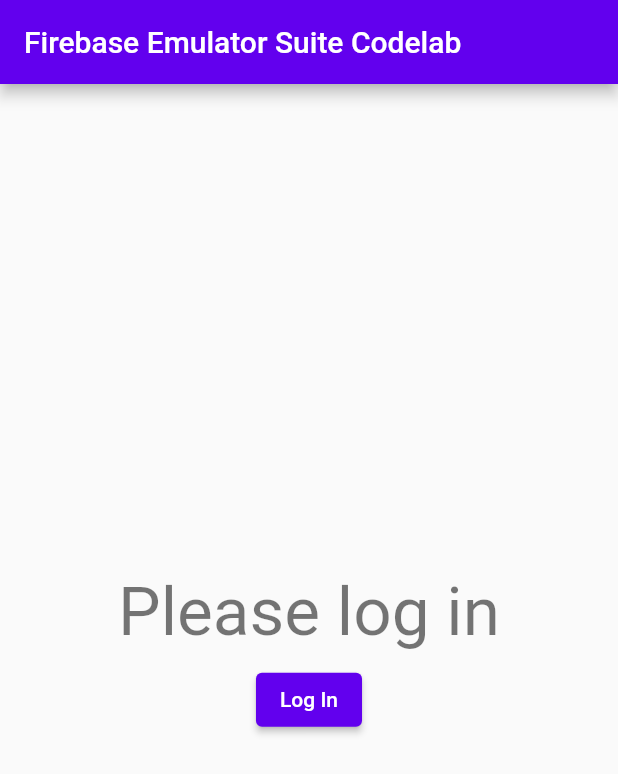
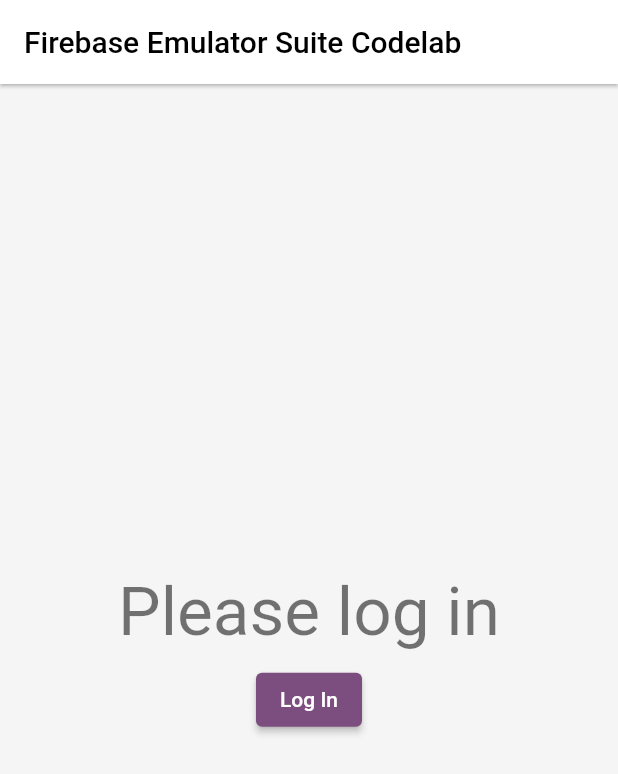
Before and after one commit to procterw/per-diem, a Flutter app: the screen it shows after launch, on a phone screen of 412 x 824 dp. Shown: the top 774 px of the screen. Run offline on Flutter 3.47's test engine with Material 2 defaults, Android fonts, the phone set to English and light mode, and no system bars; our stand-ins replace cloud_firestore, firebase_auth, firebase_core, flutter_riverpod; missing offline and left inert: dart:ffi, infinite_listview; accounts and stored records are empty.

Commit message:
Iterating on layout of day list

```diff
--- a/lib/day_list_screen.dart
+++ b/lib/day_list_screen.dart
@@ -116,6 +116,7 @@
   @override
   Widget build(BuildContext context) {
     return ListView.separated(
+        shrinkWrap: true,
         itemCount: dateList.length,
         itemBuilder: (BuildContext context, int index) {
           final int date = dateList[index];
@@ -128,10 +129,7 @@
           }
         },
         separatorBuilder: (BuildContext context, int index) {
-          return Divider(
-            height: 0,
-            color: Colors.grey.shade50,
-          );
+          return SizedBox(height: 12);
         });
   }
 }
--- a/lib/entry_screen/activity_editor.dart
+++ b/lib/entry_screen/activity_editor.dart
@@ -37,7 +37,7 @@
       ActivityLabel(type: widget.activity.type),
       Container(
           margin: const EdgeInsets.only(bottom: 8),
-          color: Colors.grey.shade100,
+          color: Theme.of(context).canvasColor,
           child: TextField(
             controller: contentController,
             maxLines: null,
--- a/lib/main.dart
+++ b/lib/main.dart
@@ -43,8 +43,19 @@
     // final database = context.read(databaseProvider);
     return MaterialApp(
         theme: ThemeData(
-            primarySwatch: Colors.blue,
-            colorScheme: ColorScheme.light(background: Colors.grey.shade300)),
+            appBarTheme: AppBarTheme(
+              backgroundColor: Colors.white,
+              foregroundColor: Colors.black,
+              elevation: 1,
+            ),
+            scaffoldBackgroundColor: Colors.grey.shade100,
+            colorScheme: ColorScheme.fromSeed(
+                seedColor: Color.fromARGB(255, 189, 147, 189))),
+        darkTheme: ThemeData(
+          primarySwatch: Colors.grey,
+          colorScheme: ColorScheme.dark(brightness: Brightness.dark),
+        ),
+        themeMode: ThemeMode.system,
         home: LoggedOutView(state: state));
 
     // if (state.user == null) {
```
Also changed, not shown: lib/date_row.dart (+64 -22 lines), lib/entry_screen/activity_selector.dart (+8 -6 lines).
